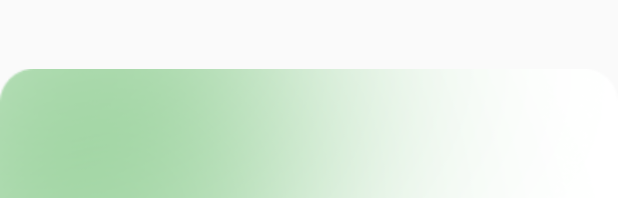
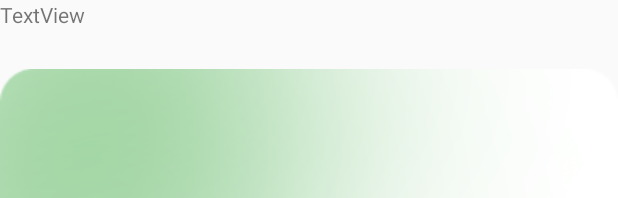
Before and after one commit to SsBarbatos/Alawan, an Android app: the layout activity_first.xml on its own in the app's theme, with its tools: preview values and no code run, on a phone screen of 412 x 824 dp. Shown: the top 198 px of the screen. Run offline under Robolectric (Android 15) with nearby library versions, the phone set to English and light mode, and no system bars.

Commit message:
Update activity_first.xml

```diff
--- a/app/src/main/res/layout/activity_first.xml
+++ b/app/src/main/res/layout/activity_first.xml
@@ -14,4 +14,12 @@
         app:layout_constraintStart_toStartOf="parent"
         app:layout_constraintTop_toTopOf="parent"
         app:srcCompat="@drawable/bg_simple" />
+
+    <TextView
+        android:id="@+id/textView"
+        android:layout_width="wrap_content"
+        android:layout_height="wrap_content"
+        android:text="TextView"
+        tools:layout_editor_absoluteX="82dp"
+        tools:layout_editor_absoluteY="143dp" />
 </androidx.constraintlayout.widget.ConstraintLayout>
```
